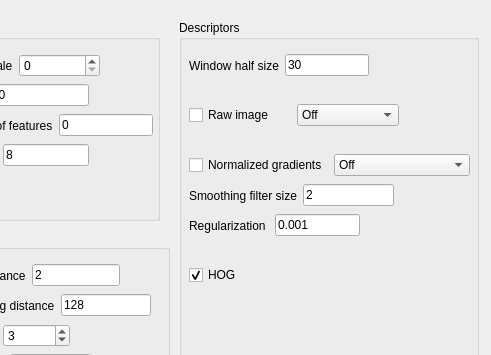
This is mv_descriptor_learning/preferences.ui in jonabalzer/r4r as Qt 5 draws it before an edit; both pictures show x 101 to 592 and y 0 to 355 of the 592 by 534 pixel window. The edited form follows.
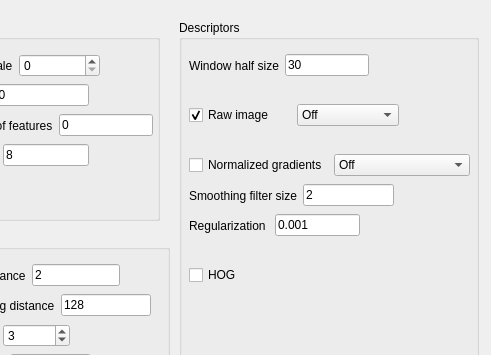
This is the edited form.

The edit to the form file:
```diff
--- a/mv_descriptor_learning/preferences.ui
+++ b/mv_descriptor_learning/preferences.ui
@@ -47,7 +47,7 @@
         <string>Raw image</string>
        </property>
        <property name="checked">
-        <bool>false</bool>
+        <bool>true</bool>
        </property>
       </widget>
      </item>
@@ -215,7 +215,7 @@
         <string>HOG</string>
        </property>
        <property name="checked">
-        <bool>true</bool>
+        <bool>false</bool>
        </property>
       </widget>
      </item>
```
